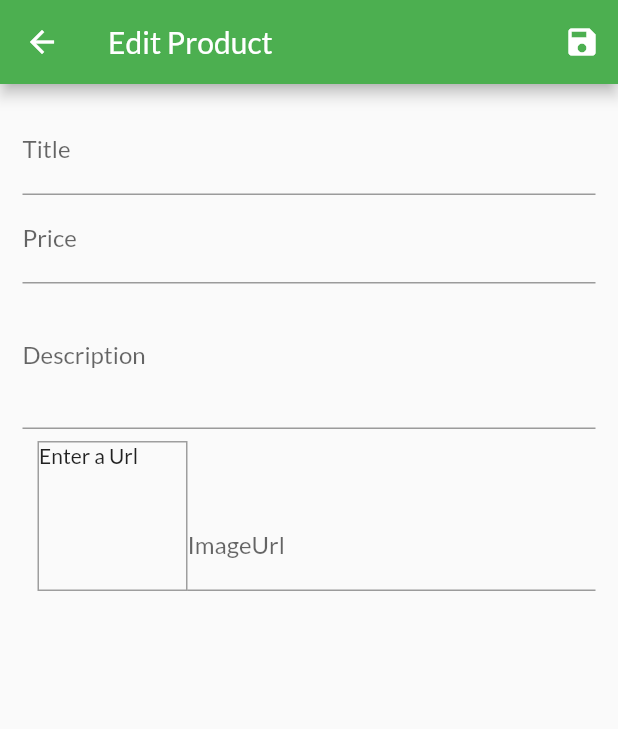
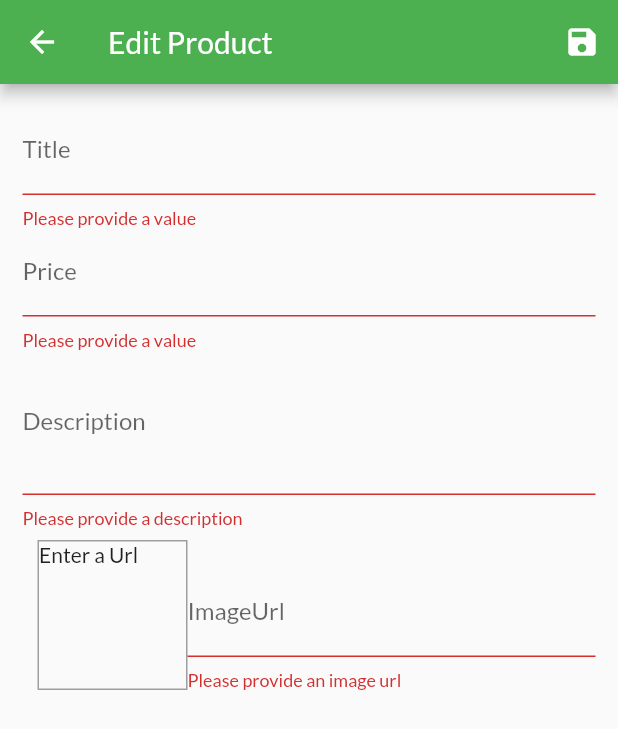
Before and after one commit to samridhav14/ApniDukaan, a Flutter app: the EditProductScreen screen opened by its route, after a tap on the "save" icon, on a phone screen of 412 x 824 dp. Shown: the top 729 px of the screen. Run offline on Flutter 3.47's test engine with Material 2 defaults, Android fonts, the phone set to English and light mode, and no system bars; network calls fail.

Commit message:
validator added

```diff
--- a/lib/screens/edit_product_screen.dart
+++ b/lib/screens/edit_product_screen.dart
@@ -35,7 +35,11 @@ class _EditProductScreenState extends State<EditProductScreen> {
 
   // if we loose focus and link is there we will update
   void _updateImageUrl() {
+
     if (!_imageUrlFocusNode.hasFocus) {
+            if ((!_imageUrlController.text.startsWith('http') && !_imageUrlController.text.startsWith('https')) || (!_imageUrlController.text.endsWith('.png') && !_imageUrlController.text.endsWith('.jpeg') && !_imageUrlController.text.endsWith('jpg'))) {
+                   return;
+                          }
       setState(() {});
     }
   }
@@ -52,6 +56,11 @@ class _EditProductScreenState extends State<EditProductScreen> {
   }
 
   void _saveForm() {
+    final isValid = _form.currentState!.validate();
+    // this means form is not valid
+    if (isValid) {
+      return;
+    }
     _form.currentState!.save();
     print(_editedProduct.title);
     print(_editedProduct.description);
@@ -74,7 +83,6 @@ class _EditProductScreenState extends State<EditProductScreen> {
       body: Padding(
         padding: const EdgeInsets.all(15),
         child: Form(
-
             key: _form,
             child: ListView(
               children: <Widget>[
@@ -88,16 +96,22 @@ class _EditProductScreenState extends State<EditProductScreen> {
                     FocusScope.of(context).requestFocus(_priceFocusNode);
                   },
                   onSaved: (newValue) {
-                    _editedProduct= Product(
-                      title:newValue!,
-                      price:_editedProduct.price ,
+                    _editedProduct = Product(
+                      title: newValue!,
+                      price: _editedProduct.price,
                       id: _editedProduct.id,
                       description: _editedProduct.description,
                       imageUrl: _editedProduct.imageUrl,
-                      isFavorite:false,
+                      isFavorite: false,
                     );
                   },
-                  validator: ,
+                  // we will return a  text if input is wrong if everything is fine return null
+                  validator: (value) {
+                    if (value!.isEmpty) {
+                      return "Please provide a value";
+                    }
+                    return null;
+                  },
                 ),
                 TextFormField(
                   decoration: InputDecoration(
@@ -110,15 +124,27 @@ class _EditProductScreenState extends State<EditProductScreen> {
                     FocusScope.of(context).requestFocus(_descriptionFocusNode);
                   },
                   onSaved: (newValue) {
-                    _editedProduct= Product(
-                      title:_editedProduct.title,
-                      price:double.parse(newValue!),
+                    _editedProduct = Product(
+                      title: _editedProduct.title,
+                      price: double.parse(newValue!),
                       id: _editedProduct.id,
                       description: _editedProduct.description,
                       imageUrl: _editedProduct.imageUrl,
-                      isFavorite:false,
+                      isFavorite: false,
                     );
+                  },
+                  validator: (value) {
+                    if (value!.isEmpty) {
+                      return "Please provide a value";
                     }
+                    if (double.tryParse(value) == null) {
+                      return "Please provide a valid price";
+                    }
+                    if (double.parse(value) <= 0) {
+                      return "Please provide a valid price greater then 0";
+                    }
+                    return null;
+                  },
                 ),
                 TextFormField(
                   decoration: InputDecoration(
@@ -129,15 +155,27 @@ class _EditProductScreenState extends State<EditProductScreen> {
                   textInputAction: TextInputAction.next,
                   focusNode: _descriptionFocusNode,
                   onSaved: (newValue) {
-                    _editedProduct= Product(
-                      title:_editedProduct.title,
-                      price:_editedProduct.price,
+                    _editedProduct = Product(
+                      title: _editedProduct.title,
+                      price: _editedProduct.price,
                       id: _editedProduct.id,
                       description: newValue!,
                       imageUrl: _editedProduct.imageUrl,
-                      isFavorite:false,
+                      isFavorite: false,
                     );
+                  },
+                  validator: (value) {
+                    if (value!.isEmpty) {
+                      return "Please provide a description";
                     }
+                    if (value.length < 10) {
+                      return "Please provide a longer description";
+                    }
+                    if (double.parse(value) <= 0) {
+                      return "Please provide a valid price greater then 0";
+                    }
+                    return null;
+                  },
                 ),
                 Row(
                   crossAxisAlignment: CrossAxisAlignment.end,
@@ -174,15 +212,27 @@ class _EditProductScreenState extends State<EditProductScreen> {
                           _saveForm;
                         },
                         onSaved: (newValue) {
-                    _editedProduct= Product(
-                      title:_editedProduct.title,
-                      price:_editedProduct.price,
+                          _editedProduct = Product(
+                            title: _editedProduct.title,
+                            price: _editedProduct.price,
                             id: _editedProduct.id,
                             description: _editedProduct.description,
                             imageUrl: newValue!,
-                      isFavorite:false,
+                            isFavorite: false,
                           );
+                        },
+                        validator: (value) {
+                          if (value!.isEmpty) {
+                            return "Please provide an image url";
                           }
+                          if (!value.startsWith('http') && !value.startsWith('https')) {
+                            return "Please provide a valid url";
+                          }
+                          if (!value.endsWith('.png') && !value.endsWith('.jpeg') && !value.endsWith('jpg')) {
+                            return "Please provide a valid url";
+                          }
+                          return null;
+                        },
                       ),
                     )
                   ],
```
Lines whose indentation alone changed are shown as unchanged.
